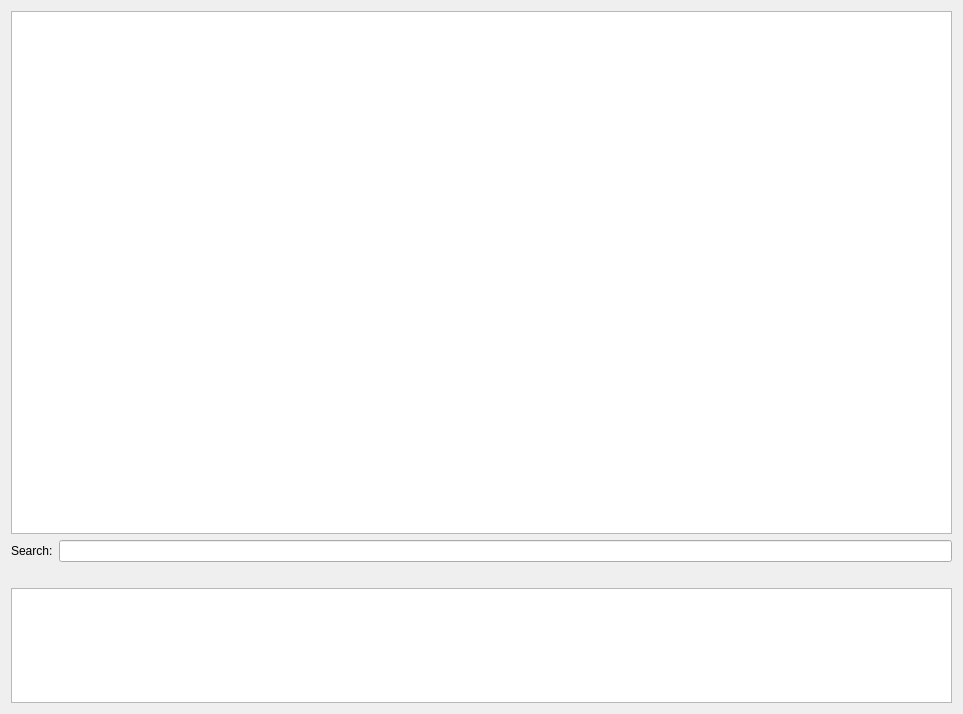
Happy-Ferret/Fluff64, file source/trsedocuments/formraseditor.ui: the form before one commit.
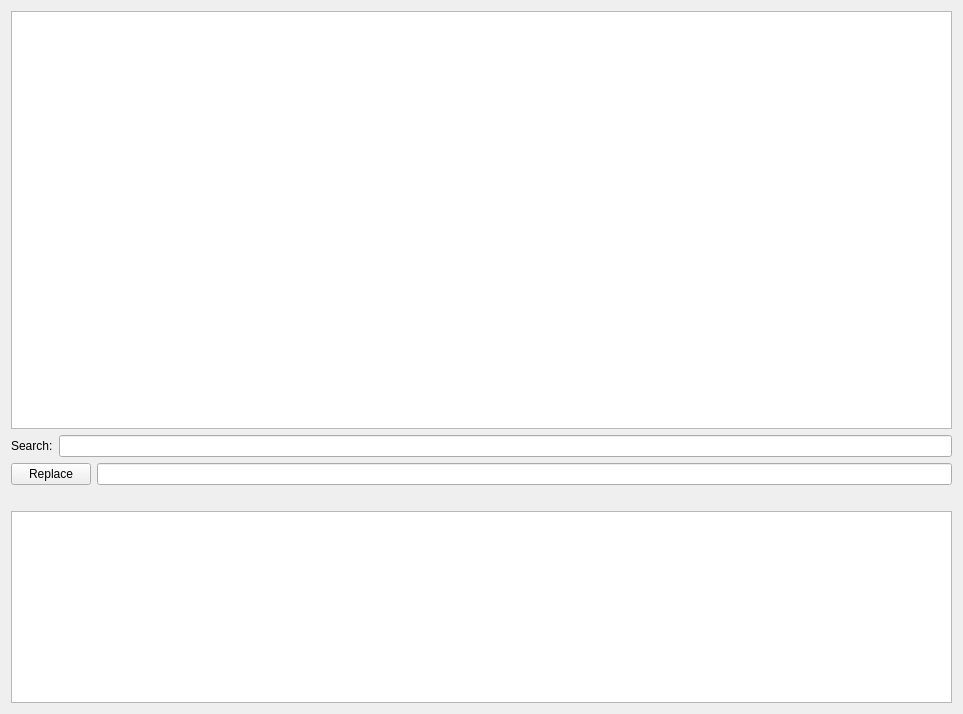
The form after the commit. Custom widgets are drawn as their Qt base class.

Diff of the .ui file:
```diff
--- a/source/trsedocuments/formraseditor.ui
+++ b/source/trsedocuments/formraseditor.ui
@@ -21,7 +21,7 @@
   </property>
   <layout class="QGridLayout" name="gridLayout">
    <item row="0" column="0">
-    <layout class="QGridLayout" name="gridLayout_2" rowstretch="50,1,1,11" columnstretch="1">
+    <layout class="QGridLayout" name="gridLayout_2" rowstretch="50,0,0,0,0" columnstretch="0">
      <property name="sizeConstraint">
       <enum>QLayout::SetMaximumSize</enum>
      </property>
@@ -39,6 +39,13 @@
        </item>
       </layout>
      </item>
+     <item row="4" column="0">
+      <widget class="QTextEdit" name="txtOutput">
+       <property name="readOnly">
+        <bool>true</bool>
+       </property>
+      </widget>
+     </item>
      <item row="0" column="0">
       <widget class="CodeEditor" name="txtEditor">
        <property name="lineWrapMode">
@@ -47,13 +54,6 @@
       </widget>
      </item>
      <item row="3" column="0">
-      <widget class="QTextEdit" name="txtOutput">
-       <property name="readOnly">
-        <bool>true</bool>
-       </property>
-      </widget>
-     </item>
-     <item row="2" column="0">
       <widget class="QLabel" name="lblLight">
        <property name="autoFillBackground">
         <bool>true</bool>
@@ -63,6 +63,20 @@
        </property>
       </widget>
      </item>
+     <item row="2" column="0">
+      <layout class="QHBoxLayout" name="horizontalLayout_2">
+       <item>
+        <widget class="QPushButton" name="btnReplace">
+         <property name="text">
+          <string>Replace</string>
+         </property>
+        </widget>
+       </item>
+       <item>
+        <widget class="QLineEdit" name="leReplace"/>
+       </item>
+      </layout>
+     </item>
     </layout>
    </item>
   </layout>
```
